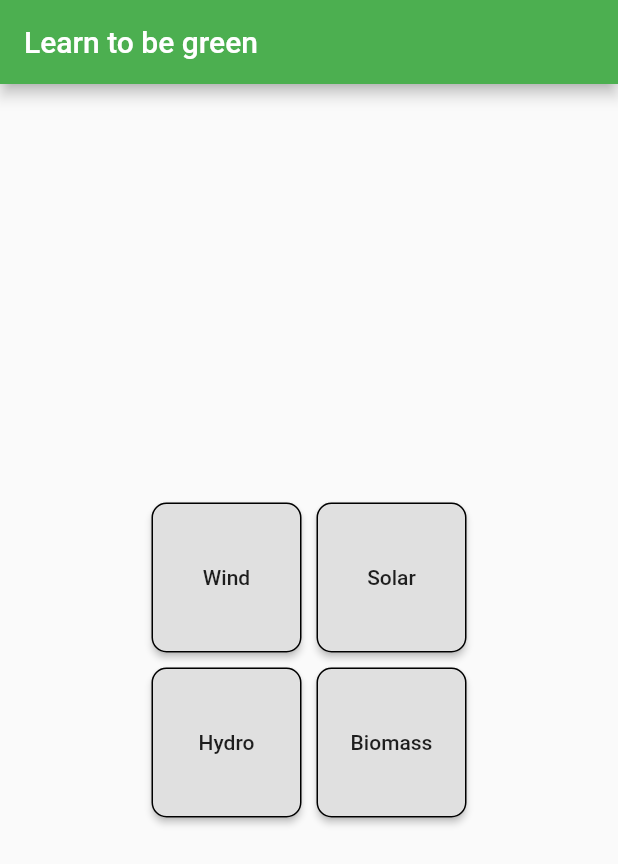
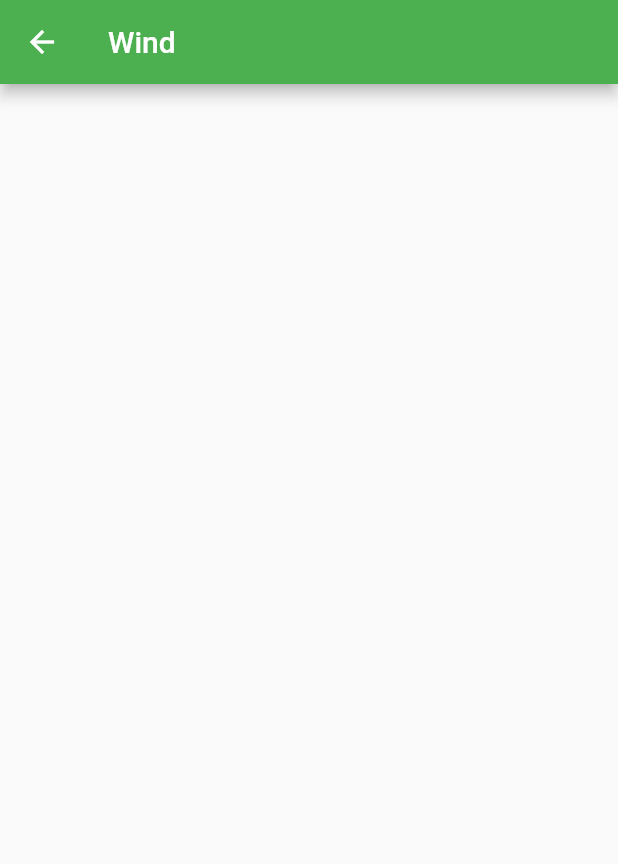
Before and after one commit to samramez/green_energy_app, a Flutter app: the screen it shows after launch, after a tap on "Wind", on a phone screen of 412 x 824 dp. Shown: the top 864 px of the screen. Run offline on Flutter 3.47's test engine with Material 2 defaults, Android fonts, the phone set to English and light mode, and no system bars; our stand-ins replace page_transition.

```diff
--- a/lib/EnergyPage.dart
+++ b/lib/EnergyPage.dart
@@ -0,0 +1,19 @@
+import 'package:flutter/material.dart';
+
+import 'model/EnergyType.dart';
+
+class EnergyPage extends StatelessWidget {
+  final EnergyType energyType;
+
+  const EnergyPage({Key key, this.energyType}) : super(key: key);
+
+  @override
+  Widget build(BuildContext context) {
+    return Scaffold(
+      appBar: AppBar(
+        title: Text(energyTypeToString(energyType)),
+        leading: BackButton(),
+      ),
+    );
+  }
+}
--- a/lib/HomePage.dart
+++ b/lib/HomePage.dart
@@ -1,4 +1,7 @@
 import 'package:flutter/material.dart';
+import 'package:page_transition/page_transition.dart';
+import 'EnergyPage.dart';
+import 'model/EnergyType.dart';
 
 class HomePage extends StatelessWidget {
   @override
@@ -12,22 +15,26 @@ class HomePage extends StatelessWidget {
             mainAxisAlignment: MainAxisAlignment.center,
             crossAxisAlignment: CrossAxisAlignment.center,
             children: <Widget>[
-              Column(children: <Widget>[
-                Row(mainAxisAlignment: MainAxisAlignment.center,
+              Column(
+                children: <Widget>[
+                  Row(
+                      mainAxisAlignment: MainAxisAlignment.center,
                       children: <Widget>[
                         EnergyButton('Wind', EnergyType.wind),
                         EnergyButton('Solar', EnergyType.solar)
                       ]),
-                Row(mainAxisAlignment: MainAxisAlignment.center,
+                  Row(
+                    mainAxisAlignment: MainAxisAlignment.center,
                     children: <Widget>[
                       EnergyButton('Hydro', EnergyType.hydro),
                       EnergyButton('Biomass', EnergyType.biomass)
-                  ],)
-              ],)
+                    ],
+                  )
+                ],
+              )
             ],
           ),
-        )
-    );
+        ));
   }
 }
 
@@ -49,10 +56,21 @@ class EnergyButton extends StatelessWidget {
             borderRadius: new BorderRadius.circular(10.0),
             side: BorderSide(color: Colors.black)),
         padding: EdgeInsets.all(5),
-        onPressed: () {},
+        onPressed: () {
+          _handleEnergyButtonClick(energyType, context);
+        },
       ),
     );
   }
+
+  void _handleEnergyButtonClick(EnergyType energyType, BuildContext context) {
+    Navigator.push(
+        context,
+        PageTransition(
+            type: PageTransitionType.rightToLeft,
+            duration: Duration(milliseconds: 200),
+            child: EnergyPage(
+              energyType: energyType,
+            )));
   }
-
-enum EnergyType { wind, solar, hydro, biomass }
+}
--- /dev/null
+++ b/lib/model/EnergyType.dart
@@ -0,0 +1,16 @@
+enum EnergyType { wind, solar, hydro, biomass }
+
+String energyTypeToString(EnergyType energyType) {
+  switch (energyType) {
+    case EnergyType.wind:
+      return "Wind";
+    case EnergyType.solar:
+      return "Solar";
+    case EnergyType.hydro:
+      return "Hydro";
+    case EnergyType.biomass:
+      return "Biomass";
+    default:
+      return "NO ENERGY";
+  }
+}
```
Lines whose indentation alone changed are shown as unchanged.
